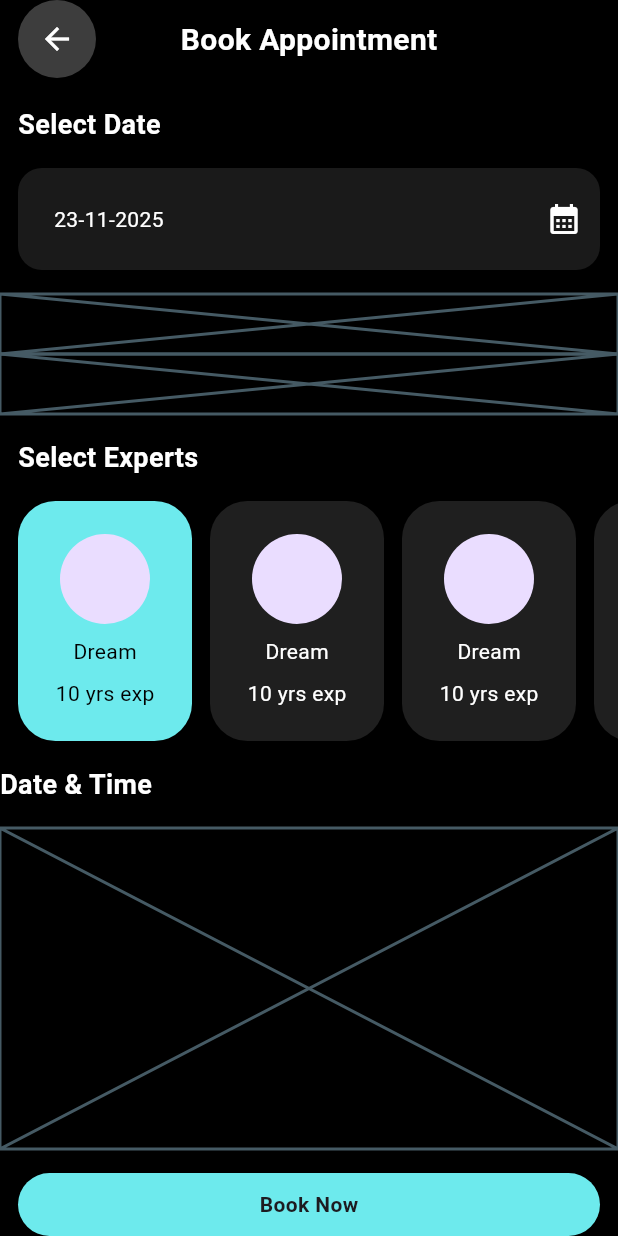
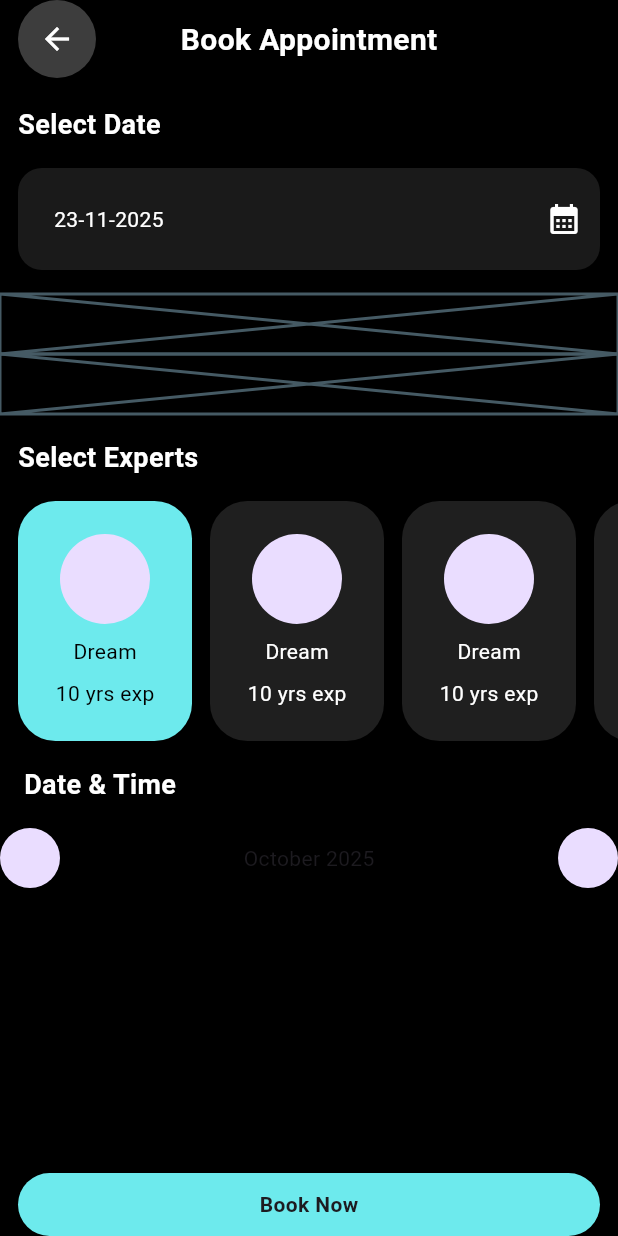
Before and after one commit to JAICHANGPARK/flutter_notebook_chapter_48, a Flutter app: the BarberBookAppointment screen opened directly, on a phone screen of 412 x 824 dp. Run offline on Flutter 3.47's test engine with Material 3 defaults, Android fonts, the phone set to English and light mode, and no system bars; our stand-ins replace hugeicons.

Commit message:
Update barber_book_appointment.dart

```diff
--- a/lib/ep2431_barber_booking_app/ui/barber_book_appointment.dart
+++ b/lib/ep2431_barber_booking_app/ui/barber_book_appointment.dart
@@ -156,15 +156,30 @@ class _BarberBookAppointmentState extends State<BarberBookAppointment> {
                 ],
               ),
             ),
-            Text(
-              "Date & Time",
-              style: TextStyle(
-                color: Colors.white,
-                fontWeight: FontWeight.bold,
-                fontSize: 18,
+            Padding(
+              padding: const EdgeInsets.only(left: 16),
+              child: Text(
+                "Date & Time",
+                style: TextStyle(
+                  color: Colors.white,
+                  fontWeight: FontWeight.bold,
+                  fontSize: 18,
+                ),
               ),
             ),
-            Expanded(child: Placeholder()),
+            Expanded(
+              child: Column(
+                children: [
+                  Row(
+                    children: [
+                      CircleAvatar(),
+                      Expanded(child: Center(child: Text("October 2025"))),
+                      CircleAvatar(),
+                    ],
+                  ),
+                ],
+              ),
+            ),
             Container(
               margin: EdgeInsets.symmetric(horizontal: 12),
               height: 42,
```
